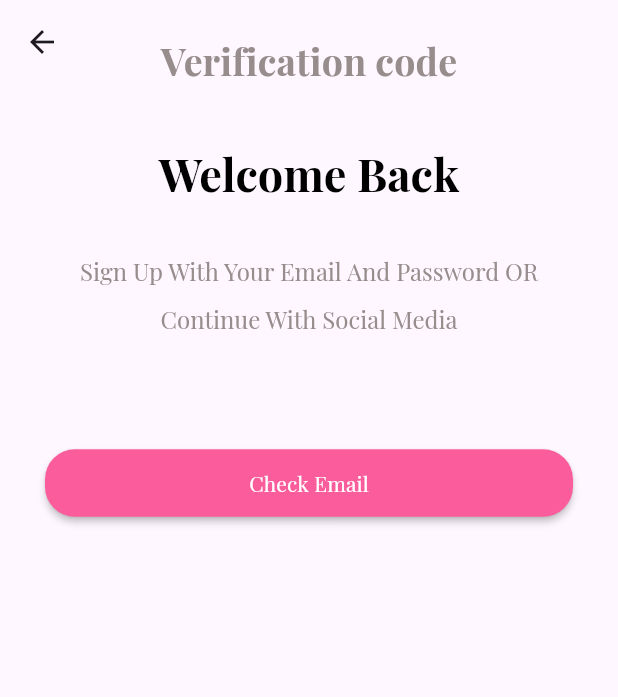
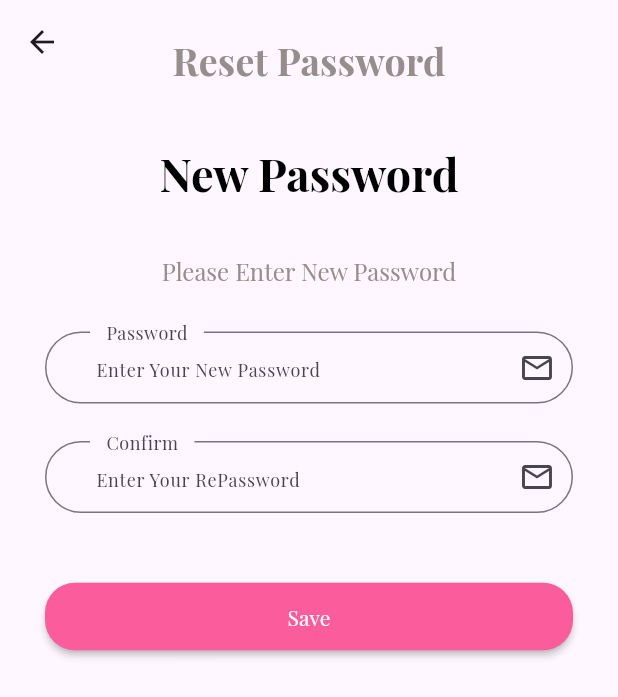
Before and after one commit to Ashraftalaat/e_commerce, a Flutter app: the ResetPassword screen opened by its route, on a phone screen of 412 x 824 dp. Shown: the top 697 px of the screen. Run offline on Flutter 3.47's test engine with Material 3 defaults, Android fonts, the phone set to English and light mode, and no system bars; our stand-ins replace flutter_otp_text_field, get, shared_preferences; accounts and stored records are empty; project files that could hold a hidden picture were left out.

```diff
--- a/lib/controller/auth/forgetpassword_controller.dart
+++ b/lib/controller/auth/forgetpassword_controller.dart
@@ -16,7 +16,7 @@ class ForgetPasswordControllerImp extends ForgetPasswordController {
 
   @override
   gotoverifycode() {
-    Get.toNamed(AppNamesRouts.verifycode);
+    Get.offNamed(AppNamesRouts.verifycode);
   }
 
   @override
--- /dev/null
+++ b/lib/controller/auth/resetpassword_controller.dart
@@ -0,0 +1,35 @@
+import 'package:e_commerce/core/constant/routs.dart';
+import 'package:flutter/widgets.dart';
+import 'package:get/get.dart';
+
+abstract class ResetPasswordController extends GetxController {
+  resetPassword();
+  gotoSuccessResetPassword();
+}
+
+class ResetPasswordControllerImp extends ResetPasswordController {
+  late TextEditingController password;
+  late TextEditingController rePassword;
+
+  @override
+  resetPassword() {}
+
+  @override
+  gotoSuccessResetPassword() {
+    Get.offNamed(AppNamesRouts.successresetpassword);
+  }
+
+  @override
+  void onInit() {
+    password = TextEditingController();
+    rePassword = TextEditingController();
+    super.onInit();
+  }
+
+  @override
+  void dispose() {
+    password.dispose();
+    rePassword.dispose();
+    super.dispose();
+  }
+}
--- a/lib/controller/auth/verifycode_controller.dart
+++ b/lib/controller/auth/verifycode_controller.dart
@@ -14,7 +14,7 @@ class VerifyCodeControllerImp extends VerifyCodeController {
 
   @override
   gotoResetPassword() {
-    Get.toNamed(AppNamesRouts.resetpasssword);
+    Get.offNamed(AppNamesRouts.resetpasssword);
   }
 
   @override
--- a/lib/core/constant/routs.dart
+++ b/lib/core/constant/routs.dart
@@ -5,6 +5,8 @@ class AppNamesRouts {
   static const String forgetpassword = "/forgetpassword";
   static const String verifycode = "/verifycode";
   static const String resetpasssword = "/resetpassword";
+  static const String successresetpassword = "/successresetpassword";
+  static const String successsignup = "/successsignup";
 
 
   //OnBoarding
--- a/lib/routs.dart
+++ b/lib/routs.dart
@@ -1,7 +1,9 @@
 import 'package:e_commerce/core/constant/routs.dart';
-import 'package:e_commerce/view/screen/auth/forgetpassword.dart';
+import 'package:e_commerce/view/screen/auth/forgetpassword/forgetpassword.dart';
 import 'package:e_commerce/view/screen/auth/login.dart';
-import 'package:e_commerce/view/screen/auth/resetpassword.dart';
+import 'package:e_commerce/view/screen/auth/forgetpassword/resetpassword.dart';
+import 'package:e_commerce/view/screen/auth/forgetpassword/success_resetpassword.dart';
+import 'package:e_commerce/view/screen/auth/success_signup.dart';
 import 'package:e_commerce/view/screen/auth/verifycode.dart';
 import 'package:e_commerce/view/screen/onboarding.dart';
 import 'package:e_commerce/view/screen/auth/signup.dart';
@@ -15,6 +17,8 @@ Map<String, Widget Function(BuildContext)> routes = {
   AppNamesRouts.forgetpassword: (context) => const ForgetPassword(),
   AppNamesRouts.verifycode: (context) => const Verifycode(),
   AppNamesRouts.resetpasssword: (context) => const ResetPassword(),
+  AppNamesRouts.successresetpassword: (context) => const SuccessResetPassword(),
+  AppNamesRouts.successsignup: (context) => const SuccessSignUp(),
 
   // OnBoarding
   AppNamesRouts.onBoarding: (context) => const OnBoarding(),
--- a/lib/view/screen/auth/resetpassword.dart
+++ b/lib/view/screen/auth/forgetpassword/resetpassword.dart
@@ -1,23 +1,26 @@
+import 'package:e_commerce/controller/auth/resetpassword_controller.dart';
 import 'package:e_commerce/core/constant/color.dart';
 import 'package:e_commerce/view/widget/auth/custombuttonauth.dart';
 import 'package:e_commerce/view/widget/auth/customtextbodyauth.dart';
-
+import 'package:e_commerce/view/widget/auth/customtextformauth.dart';
 import 'package:e_commerce/view/widget/auth/customtexttitleauth.dart';
 import 'package:flutter/material.dart';
+import 'package:get/get.dart';
 
 class ResetPassword extends StatelessWidget {
   const ResetPassword({super.key});
 
   @override
   Widget build(BuildContext context) {
-    //  SignUpControllerImp controller = Get.put(SignUpControllerImp());
+    ResetPasswordControllerImp controller =
+        Get.put(ResetPasswordControllerImp());
     return Scaffold(
       appBar: AppBar(
         centerTitle: true,
         title: Container(
           margin: const EdgeInsets.only(top: 25),
           child: Text(
-            "Verification code",
+            "Reset Password",
             style: Theme.of(context)
                 .textTheme
                 .titleMedium!
@@ -31,21 +34,27 @@ class ResetPassword extends StatelessWidget {
         child: ListView(
           children: [
             const SizedBox(height: 40),
-            const CustomTextTitleAuth(texttitle: "Welcome Back"),
+            const CustomTextTitleAuth(texttitle: "New Password"),
             const SizedBox(height: 30),
-            const CustomTextBodyAuth(
-                textbody:
-                    "Sign Up With Your Email And Password OR Continue With Social Media"),
+            const CustomTextBodyAuth(textbody: "Please Enter New Password"),
             const SizedBox(height: 25),
-            //  CustomTextFormAuth(
-            //      mycontroller: controller.email,
-            //     texthint: "Enter Your Email",
-            //     textlabel: "Email",
-            //     iconData: Icons.email_outlined),
+            CustomTextFormAuth(
+                mycontroller: controller.password,
+                texthint: "Enter Your New Password",
+                textlabel: "Password",
+                iconData: Icons.email_outlined),
+            const SizedBox(height: 25),
+            CustomTextFormAuth(
+                mycontroller: controller.rePassword,
+                texthint: "Enter Your RePassword",
+                textlabel: "Confirm",
+                iconData: Icons.email_outlined),
             const SizedBox(height: 45),
             CustomButtonAuth(
-              text: "Check Email",
-              onPressed: () {},
+              text: "Save",
+              onPressed: () {
+                controller.gotoSuccessResetPassword();
+              },
             ),
           ],
         ),
--- a/pubspec.yaml
+++ b/pubspec.yaml
@@ -41,6 +41,7 @@ dependencies:
   flutter:
     sdk: flutter
   flutter_local_notifications: ^16.3.2
+  flutter_otp_text_field: ^1.1.1
   flutter_polyline_points: ^2.0.0
   fluttericon: ^2.0.0
   font_awesome_flutter: ^10.7.0
@@ -108,7 +109,6 @@ flutter:
   #     fonts:
   #       - asset: fonts/TrajanPro.ttf
   #       - asset: fonts/TrajanPro_Bold.ttf
-
   #
   # For details regarding fonts from package dependencies,
   # see https://flutter.dev/custom-fonts/#from-packages
```
Also changed, not shown: lib/view/screen/auth/forgetpassword/success_resetpassword.dart (added, +15 -0 lines), lib/view/screen/auth/success_signup.dart (added, +15 -0 lines), lib/view/screen/auth/verifycode.dart (+16 -10 lines), lib/view/screen/auth/forgetpassword/forgetpassword.dart (renamed from lib/view/screen/auth/forgetpassword.dart), pubspec.lock.
